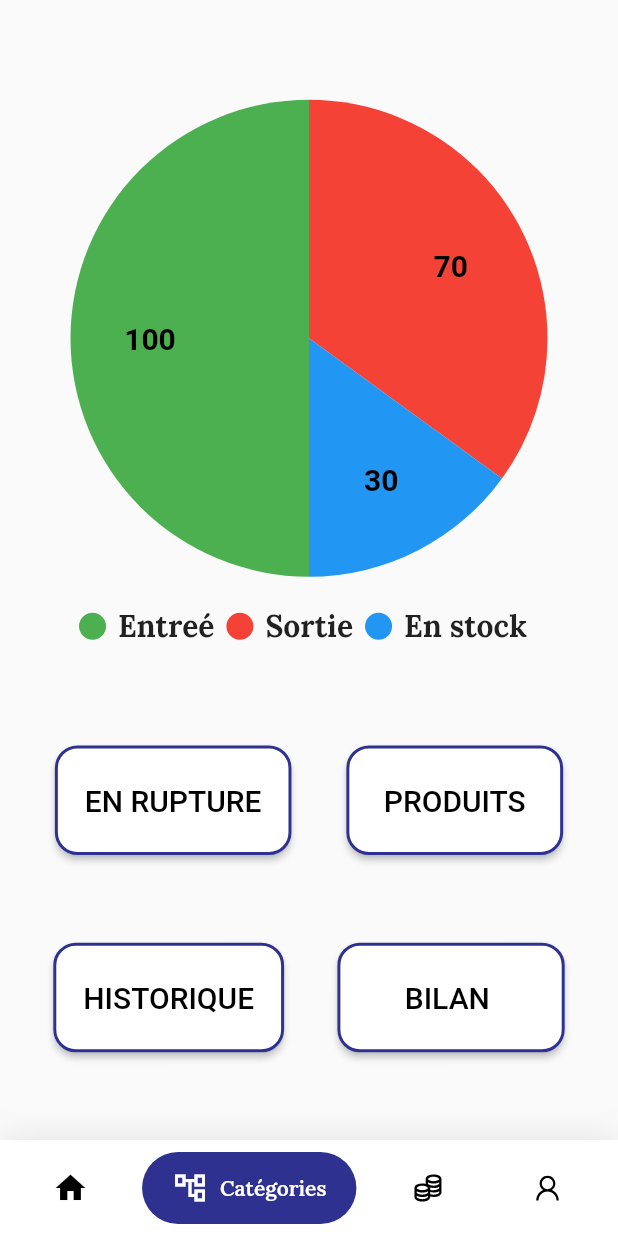
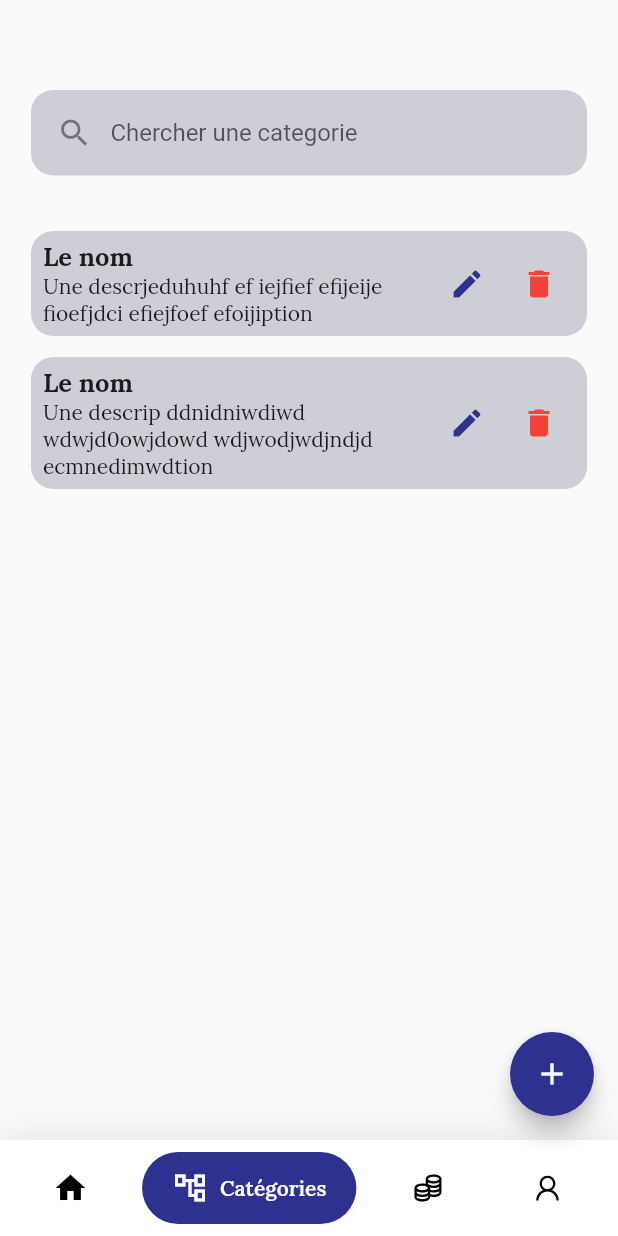
Before and after one commit to FROST066/e-Stock, a Flutter app: the screen it shows after launch, item 2 of the bottom bar chosen, on a phone screen of 412 x 824 dp. Run offline on Flutter 3.47's test engine with Material 2 defaults, Android fonts, the light colour scheme and no system bars; drawn by our look-alikes of google_nav_bar, pie_chart; our stand-ins replace fluttertoast, google_fonts, line_icons, otp_text_field.

Commit message:
Finish Caterory Items

```diff
--- a/lib/main.dart
+++ b/lib/main.dart
@@ -43,6 +43,7 @@ class MyApp extends StatelessWidget {
         ),
       ),
       home: const HomePage(),
+      // home: const HomePage(),
       // home: const Congrats(),
       // home: const ProvideNewMdp(),
       // home: const ProvideOtp(),
--- a/lib/other/styles.dart
+++ b/lib/other/styles.dart
@@ -13,7 +13,7 @@ ButtonStyle defaultStyle = ButtonStyle(
       borderRadius: BorderRadius.circular(18.0),
     )),
     padding: MaterialStateProperty.all<EdgeInsetsGeometry?>(
-        const EdgeInsets.symmetric(vertical: 20, horizontal: 12)),
+        const EdgeInsets.symmetric(vertical: 16, horizontal: 12)),
     foregroundColor: MaterialStateProperty.all<Color?>(Colors.white),
     backgroundColor: MaterialStateProperty.all<Color?>(appBlue));
 
--- a/lib/screens/HomePage.dart
+++ b/lib/screens/HomePage.dart
@@ -1,4 +1,7 @@
 import 'package:e_stock/other/styles.dart';
+import 'package:e_stock/screens/HomepageItem/overviewScreen.dart';
+import 'package:e_stock/screens/categoryItem/AddOrEditCategoryScreen.dart';
+import 'package:e_stock/screens/categoryItem/AllCategoriesScreen.dart';
 import 'package:flutter/material.dart';
 import 'package:line_icons/line_icons.dart';
 import 'package:pie_chart/pie_chart.dart';
@@ -13,73 +16,26 @@ class HomePage extends StatefulWidget {
 
 class _HomePageState extends State<HomePage> {
   int _selectedIndex = 0;
+  List<Widget> listPages = const [
+    OverViewScreen(),
+    AllCategoriesScreen(),
+    OverViewScreen(),
+    AllCategoriesScreen()
+  ];
   @override
   Widget build(BuildContext context) {
     return Scaffold(
-        body: Center(
-          child: Column(
-            mainAxisAlignment: MainAxisAlignment.spaceEvenly,
-            children: [
-              const Flexible(
-                  flex: 2,
-                  child: PieChart(
-                      animationDuration: Duration(milliseconds: 1000),
-                      dataMap: {"Entreé": 100, "Sortie": 70, "En stock": 30},
-                      colorList: [Colors.green, Colors.red, Colors.blue],
-                      chartValuesOptions: ChartValuesOptions(
-                          showChartValueBackground: false,
-                          showChartValues: true,
-                          // showChartValuesOutside: true,
-                          decimalPlaces: 0,
-                          chartValueStyle: TextStyle(
-                              fontSize: 20,
-                              fontWeight: FontWeight.bold,
-                              color: Colors.black)),
-                      initialAngleInDegree: 90,
-                      chartLegendSpacing: 20,
-                      legendOptions: LegendOptions(
-                        showLegendsInRow: true,
-                        legendPosition: LegendPosition.bottom,
-                        legendTextStyle: TextStyle(
-                            fontWeight: FontWeight.bold, fontSize: 20),
-                      ))),
-              Flexible(
-                  flex: 1,
-                  child: Row(
-                    mainAxisAlignment: MainAxisAlignment.spaceEvenly,
-                    children: [
-                      ElevatedButton(
-                        style: homePageBtStyle,
-                        child: const Text("EN RUPTURE"),
-                        onPressed: () {},
-                      ),
-                      ElevatedButton(
-                        style: homePageBtStyle,
-                        child: const Text(" PRODUITS "),
-                        onPressed: () {},
-                      )
-                    ],
-                  )),
-              Flexible(
-                  flex: 1,
-                  child: Row(
-                    mainAxisAlignment: MainAxisAlignment.spaceEvenly,
-                    children: [
-                      ElevatedButton(
-                        style: homePageBtStyle,
-                        child: const Text("HISTORIQUE"),
-                        onPressed: () {},
-                      ),
-                      ElevatedButton(
-                        style: homePageBtStyle,
-                        child: const Text("     BILAN      "),
-                        onPressed: () {},
-                      )
-                    ],
-                  )),
-            ],
-          ),
-        ),
+        floatingActionButton: _selectedIndex != 1
+            ? null
+            : FloatingActionButton(
+                onPressed: () => Navigator.push(
+                    context,
+                    MaterialPageRoute(
+                        builder: (context) => AddOrEditCategoryScreen())),
+                backgroundColor: appBlue,
+                child: const Icon(Icons.add),
+              ),
+        body: listPages[_selectedIndex],
         bottomNavigationBar: Container(
             decoration: BoxDecoration(
               color: Colors.white,
--- a/lib/screens/LoginPage.dart
+++ b/lib/screens/LoginPage.dart
@@ -20,6 +20,7 @@ class _LoginPageState extends State<LoginPage> {
   Widget build(BuildContext context) {
     return Scaffold(
       body: Center(
+          child: SingleChildScrollView(
         child: Column(
           mainAxisAlignment: MainAxisAlignment.spaceAround,
           children: [
@@ -63,7 +64,7 @@ class _LoginPageState extends State<LoginPage> {
                   ],
                 )),
             Container(
-            margin: const EdgeInsets.only(bottom: 20),
+              margin: const EdgeInsets.only(bottom: 20, top: 30),
               width: MediaQuery.of(context).size.width * 0.9,
               child: Column(
                 children: [
@@ -90,6 +91,7 @@ class _LoginPageState extends State<LoginPage> {
               ),
             ),
           ],
+        ),
       )),
     );
   }
@@ -102,6 +104,7 @@ class _LoginPageState extends State<LoginPage> {
       msg = "Entrez un mot de passe valide";
     }
     //Don't work on Linux
+    if (msg != "") {
       Fluttertoast.showToast(
         msg: msg,
         fontSize: 18,
@@ -110,3 +113,4 @@ class _LoginPageState extends State<LoginPage> {
       );
     }
   }
+}
--- /dev/null
+++ b/lib/screens/categoryItem/AllCategoriesScreen.dart
@@ -0,0 +1,115 @@
+import 'package:flutter/material.dart';
+
+import '../../other/styles.dart';
+import 'AddOrEditCategoryScreen.dart';
+
+class AllCategoriesScreen extends StatefulWidget {
+  const AllCategoriesScreen({super.key});
+
+  @override
+  State<AllCategoriesScreen> createState() => _AllCategoriesScreenState();
+}
+
+class _AllCategoriesScreenState extends State<AllCategoriesScreen> {
+  @override
+  Widget build(BuildContext context) {
+    return Center(
+      child: Column(
+        children: [
+          Flexible(
+            flex: 2,
+            child: Container(
+              padding: const EdgeInsets.symmetric(horizontal: 5, vertical: 4),
+              margin: const EdgeInsets.only(top: 60, bottom: 30),
+              width: MediaQuery.of(context).size.width * 0.9,
+              decoration: BoxDecoration(
+                  borderRadius: BorderRadius.circular(15), color: appGrey),
+              child: TextFormField(
+                style: const TextStyle(color: Colors.black),
+                decoration: const InputDecoration(
+                    contentPadding: EdgeInsets.symmetric(vertical: 15),
+                    hintText: "Chercher une categorie",
+                    prefixIcon: Icon(Icons.search),
+                    border: InputBorder.none,
+                    iconColor: Colors.black),
+                onChanged: (value) {},
+              ),
+            ),
+          ),
+          Flexible(
+            flex: 8,
+            child: SingleChildScrollView(
+              child: Column(
+                  children: [
+                {
+                  "nom": "Le nom",
+                  "description":
+                      "Une descrjeduhuhf ef iejfief efijeije fioefjdci efiejfoef efoijiption"
+                },
+                {
+                  "nom": "Le nom",
+                  "description":
+                      "Une descrip ddnidniwdiwd wdwjd0owjdowd wdjwodjwdjndjd ecmnedimwdtion"
+                }
+              ]
+                      .map((e) => Container(
+                            padding: const EdgeInsets.symmetric(
+                                horizontal: 8, vertical: 6),
+                            margin: const EdgeInsets.symmetric(vertical: 7),
+                            width: MediaQuery.of(context).size.width * 0.9,
+                            decoration: BoxDecoration(
+                                borderRadius: BorderRadius.circular(15),
+                                color: appGrey),
+                            child: Row(
+                              mainAxisAlignment: MainAxisAlignment.spaceBetween,
+                              children: [
+                                Flexible(
+                                  flex: 1,
+                                  child: Column(
+                                    crossAxisAlignment:
+                                        CrossAxisAlignment.start,
+                                    children: [
+                                      Text(
+                                        e["nom"]!,
+                                        style: const TextStyle(
+                                            fontWeight: FontWeight.bold,
+                                            fontSize: 17),
+                                      ),
+                                      Text(e["description"]!)
+                                    ],
+                                  ),
+                                ),
+                                Row(
+                                  children: [
+                                    IconButton(
+                                        onPressed: () => Navigator.push(
+                                            context,
+                                            MaterialPageRoute(
+                                                builder: (context) =>
+                                                    AddOrEditCategoryScreen(
+                                                        name: e["nom"]!,
+                                                        description: e[
+                                                            "description"]!))),
+                                        icon: const Icon(
+                                          Icons.edit,
+                                          color: appBlue,
+                                        )),
+                                    IconButton(
+                                        onPressed: () {},
+                                        icon: const Icon(
+                                          Icons.delete,
+                                          color: Colors.red,
+                                        ))
+                                  ],
+                                ),
+                              ],
+                            ),
+                          ))
+                      .toList()),
+            ),
+          )
+        ],
+      ),
+    );
+  }
+}
```
Also changed, not shown: lib/screens/HomepageItem/overviewScreen.dart (added, +83 -0 lines), lib/screens/categoryItem/AddOrEditCategoryScreen.dart (added, +102 -0 lines), lib/screens/splash.dart (+8 -1 lines), lib/widgets/CustomTextFormField.dart (+5 -2 lines), lib/screens/HomepageItem/ProductsScreen.dart (added), 1 other file. Lines whose indentation alone changed are shown as unchanged.
